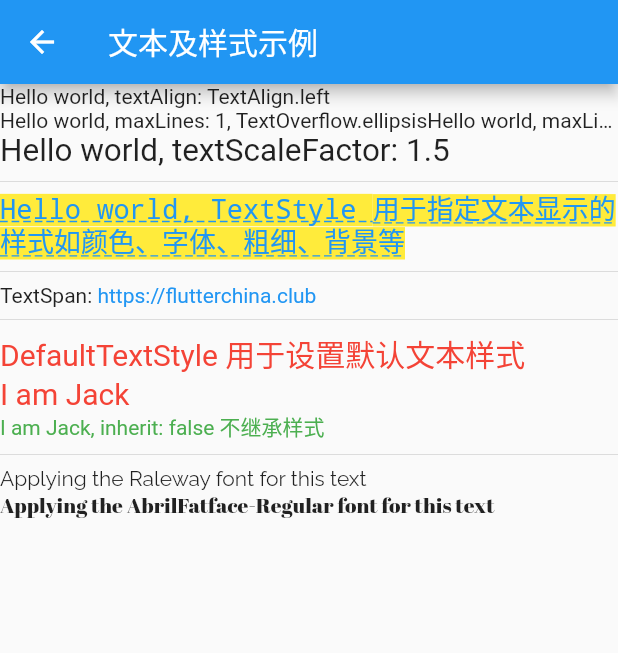
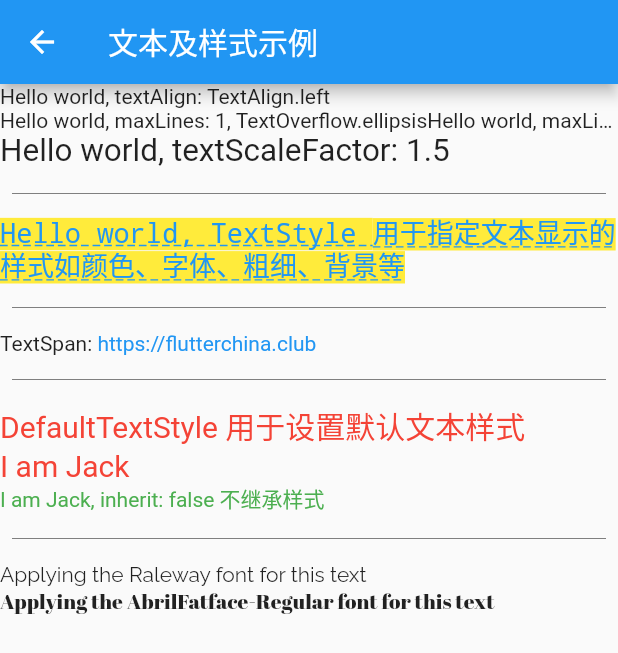
Before and after one commit to hwangblood/flutter_in_action_2nd_palyground, a Flutter app: the Se1TextAndStyle screen opened directly, on a phone screen of 412 x 824 dp. Shown: the top 653 px of the screen. Run offline on Flutter 3.47's test engine with Material 2 defaults, Android fonts, the phone set to English and light mode, and no system bars.

Commit message:
Divider with style

```diff
--- a/lib/ch3_basic_widgets/constants.dart
+++ b/lib/ch3_basic_widgets/constants.dart
@@ -1,4 +1,5 @@
 import 'package:flutter_in_action_2nd_materials/ch3_basic_widgets/se1_text_and_style.dart';
+
 import 'package:flutter_in_action_2nd_materials/core/models.dart'
     show SectionEntity;
 
--- a/lib/ch3_basic_widgets/se1_text_and_style.dart
+++ b/lib/ch3_basic_widgets/se1_text_and_style.dart
@@ -1,5 +1,7 @@
 import 'package:flutter/gestures.dart';
 import 'package:flutter/material.dart';
+
+import 'package:flutter_in_action_2nd_materials/shared/widgets/widgets.dart';
 
 class Se1TextAndStyle extends StatelessWidget {
   const Se1TextAndStyle({super.key});
@@ -25,7 +27,7 @@ class Se1TextAndStyle extends StatelessWidget {
             "Hello world, textScaleFactor: 1.5",
             textScaleFactor: 1.5,
           ),
-          const Divider(),
+          const DividerPadding(),
           Text(
             'Hello world, TextStyle 用于指定文本显示的样式如颜色、字体、粗细、背景等',
             style: TextStyle(
@@ -38,7 +40,7 @@ class Se1TextAndStyle extends StatelessWidget {
               decorationStyle: TextDecorationStyle.dashed,
             ),
           ),
-          const Divider(),
+          const DividerPadding(),
           Text.rich(
             TextSpan(
               children: [
@@ -58,7 +60,7 @@ class Se1TextAndStyle extends StatelessWidget {
               ],
             ),
           ),
-          const Divider(),
+          const DividerPadding(),
           DefaultTextStyle(
             //1.设置文本默认样式
             style: const TextStyle(
@@ -81,7 +83,7 @@ class Se1TextAndStyle extends StatelessWidget {
               ],
             ),
           ),
-          const Divider(),
+          const DividerPadding(),
           const Text(
             "Applying the Raleway font for this text",
             style: TextStyle(
--- /dev/null
+++ b/lib/shared/shared.dart
@@ -0,0 +1 @@
+export 'widgets/widgets.dart';
--- /dev/null
+++ b/lib/shared/widgets/padding_divider.dart
@@ -0,0 +1,22 @@
+import 'package:flutter/material.dart';
+
+class DividerPadding extends StatelessWidget {
+  final EdgeInsetsGeometry padding;
+  final Divider? divider;
+  const DividerPadding({
+    Key? key,
+    this.padding = const EdgeInsets.all(8.0),
+    this.divider,
+  }) : super(key: key);
+
+  @override
+  Widget build(BuildContext context) {
+    return Padding(
+      padding: padding,
+      child: divider ??
+          Divider(
+            color: Theme.of(context).dividerColor.withAlpha(125),
+          ),
+    );
+  }
+}
--- /dev/null
+++ b/lib/shared/widgets/widgets.dart
@@ -0,0 +1 @@
+export 'padding_divider.dart';
```
Also changed, not shown: lib/ch4_layout_widgets/se1_constraints.dart (+6 -4 lines), lib/core/widgets/entity_list_view.dart (+6 -1 lines).
